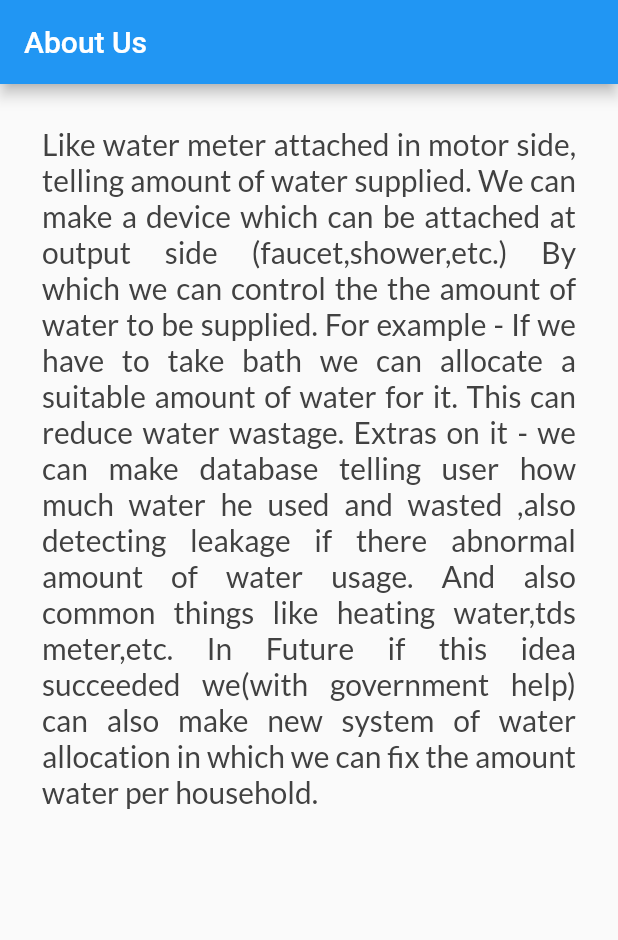
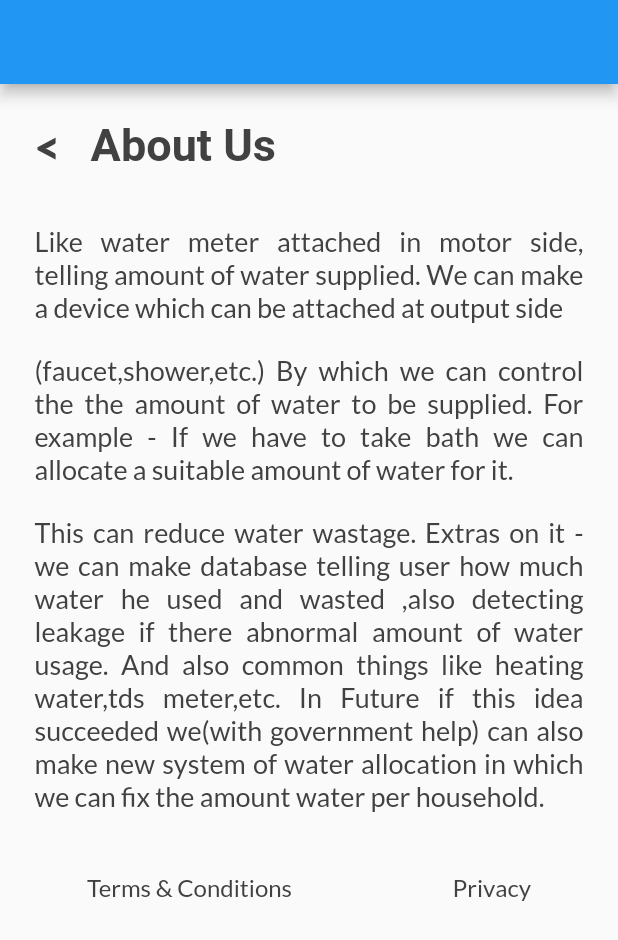
Before and after one commit to dscmriirs/DropCount, a Flutter app: the screen it shows after launch, on a phone screen of 412 x 824 dp. Shown: the top 940 px of the screen. Run offline on Flutter 3.47's test engine with Material 2 defaults, Android fonts, the phone set to English and light mode, and no system bars; our stand-ins replace google_fonts.

Commit message:
changed aboutPage designs

```diff
--- /dev/null
+++ b/lib/components/appBar.dart
@@ -0,0 +1,16 @@
+import 'package:flutter/material.dart';
+
+class AppBar extends StatelessWidget {
+  const AppBar({Key? key}) : super(key: key);
+
+  @override
+  Widget build(BuildContext context) {
+    return Container(
+      padding: const EdgeInsets.symmetric(horizontal: 20, vertical: 25),
+      height: 30,
+      child: Row(
+        children: [],
+      ),
+    );
+  }
+}
--- a/lib/main.dart
+++ b/lib/main.dart
@@ -14,9 +14,6 @@ class MyApp extends StatelessWidget {
   Widget build(BuildContext context) {
     return MaterialApp(
       title: 'Drop Count',
-      theme: ThemeData(
-        primarySwatch: Colors.blue,
-      ),
       home: const MyHomePage(),
     );
   }
@@ -27,6 +24,6 @@ class MyHomePage extends StatelessWidget {
 
   @override
   Widget build(BuildContext context) {
-    return Container(child: AboutPage());
+    return Material(type: MaterialType.transparency, child: AboutPage());
   }
 }
--- a/lib/screens/AboutPage.dart
+++ b/lib/screens/AboutPage.dart
@@ -4,31 +4,121 @@ import 'package:google_fonts/google_fonts.dart';
 class AboutPage extends StatelessWidget {
   @override
   Widget build(BuildContext context) {
-    return Scaffold(
-        appBar: AppBar(
-          title: Text("About Us"),
-        ),
-        body: Padding(
+    return SafeArea(
+        child: Scaffold(
+            appBar: AppBar(),
+            body: SingleChildScrollView(
+                child: Padding(
               padding: const EdgeInsets.all(8.0),
               child: Column(
                 crossAxisAlignment: CrossAxisAlignment.start,
+                mainAxisAlignment: MainAxisAlignment.center,
                 children: <Widget>[
-              //Text('Hello World', style: TextStyle(fontSize: 20),),
-              // Text('Hello World', style: TextStyle(fontSize: 20, fontWeight: FontWeight.bold , color: Colors.pink),),
+                  Padding(
+                      padding: const EdgeInsets.fromLTRB(15, 15, 15, 25),
+                      child: Row(
+                        children: [
+                          // InkWell(
+                          //   onTap: () => {},
+                          //   child: Text(
+                          //     '<',
+                          //     textAlign: TextAlign.justify,
+                          //     style: GoogleFonts.lato(
+                          //       fontSize: 16,
+                          //       fontWeight: FontWeight.w400,
+                          //       color: Color.fromRGBO(65, 65, 65, 1),
+                          //     ),
+                          //   ),
+                          // ),
+                          Padding(
+                            padding: const EdgeInsets.only(right: 20),
+                            child: Text(
+                              '<',
+                              textAlign: TextAlign.justify,
+                              style: GoogleFonts.lato(
+                                fontSize: 30,
+                                fontWeight: FontWeight.w900,
+                                color: Color.fromRGBO(65, 65, 65, 1),
+                              ),
+                            ),
+                          ),
+                          Text(
+                            'About Us',
+                            textAlign: TextAlign.justify,
+                            style: GoogleFonts.roboto(
+                              fontSize: 30,
+                              fontWeight: FontWeight.w700,
+                              color: Color.fromRGBO(65, 65, 65, 1),
+                            ),
+                          ),
+                        ],
+                      )),
                   Container(
-                padding: const EdgeInsets.all(20),
+                    padding: const EdgeInsets.symmetric(
+                        vertical: 10, horizontal: 15),
                     child: Text(
-                  'Like water meter attached in motor side, telling amount of water supplied. We can make a device which can be attached at output side (faucet,shower,etc.) By which we can control the the amount of water to be supplied. For example - If we have to take bath we can allocate a suitable amount of water for it. This can reduce water wastage. Extras on it - we can make database telling user how much water he used and wasted ,also detecting leakage if there abnormal amount of water usage. And also common things like heating water,tds meter,etc. In Future if this idea succeeded we(with government help) can also make new system of water allocation in which we can fix the amount water per household.',
+                      'Like water meter attached in motor side, telling amount of water supplied. We can make a device which can be attached at output side',
+                      textAlign: TextAlign.justify,
                       style: GoogleFonts.lato(
-                    fontSize: 20,
+                        fontSize: 18,
                         fontWeight: FontWeight.w400,
                         color: Color.fromRGBO(65, 65, 65, 1),
                       ),
+                    ),
+                  ),
+                  Container(
+                    padding: const EdgeInsets.symmetric(
+                        vertical: 10, horizontal: 15),
+                    child: Text(
+                      '(faucet,shower,etc.) By which we can control the the amount of water to be supplied. For example - If we have to take bath we can allocate a suitable amount of water for it.',
                       textAlign: TextAlign.justify,
+                      style: GoogleFonts.lato(
+                        fontSize: 18,
+                        fontWeight: FontWeight.w400,
+                        color: Color.fromRGBO(65, 65, 65, 1),
                       ),
-              )
+                    ),
+                  ),
+                  Container(
+                    padding: const EdgeInsets.symmetric(
+                        vertical: 10, horizontal: 15),
+                    child: Text(
+                      'This can reduce water wastage. Extras on it - we can make database telling user how much water he used and wasted ,also detecting leakage if there abnormal amount of water usage. And also common things like heating water,tds meter,etc. In Future if this idea succeeded we(with government help) can also make new system of water allocation in which we can fix the amount water per household.',
+                      textAlign: TextAlign.justify,
+                      style: GoogleFonts.lato(
+                        fontSize: 18,
+                        fontWeight: FontWeight.w400,
+                        color: Color.fromRGBO(65, 65, 65, 1),
+                      ),
+                    ),
+                  ),
+                  Padding(
+                      padding: const EdgeInsets.fromLTRB(50, 30, 50, 0),
+                      child: Row(
+                        children: [
+                          Text(
+                            'Terms & Conditions',
+                            textAlign: TextAlign.justify,
+                            style: GoogleFonts.lato(
+                              fontSize: 16,
+                              fontWeight: FontWeight.w400,
+                              color: Color.fromRGBO(65, 65, 65, 1),
+                            ),
+                          ),
+                          new Spacer(),
+                          Text(
+                            'Privacy',
+                            textAlign: TextAlign.justify,
+                            style: GoogleFonts.lato(
+                              fontSize: 16,
+                              fontWeight: FontWeight.w400,
+                              color: Color.fromRGBO(65, 65, 65, 1),
+                            ),
+                          ),
+                        ],
+                      ))
                 ],
               ),
-        ));
+            ))));
   }
 }
--- a/lib/screens/EntryPage.dart
+++ b/lib/screens/EntryPage.dart
@@ -8,7 +8,8 @@ class EntryPage extends StatelessWidget {
   @override
   Widget build(BuildContext context) {
     return Scaffold(
-      body: Padding(
+      body: SingleChildScrollView(
+          child: Padding(
         padding: const EdgeInsets.all(20.0),
         child: Column(
           mainAxisAlignment: MainAxisAlignment.center,
@@ -110,7 +111,7 @@ class EntryPage extends StatelessWidget {
             MyCustomForm(),
           ],
         ),
-      ),
+      )),
     );
   }
 }
```
Also changed, not shown: assets/icons/Vector (1).png (added). Lines whose indentation alone changed are shown as unchanged.
